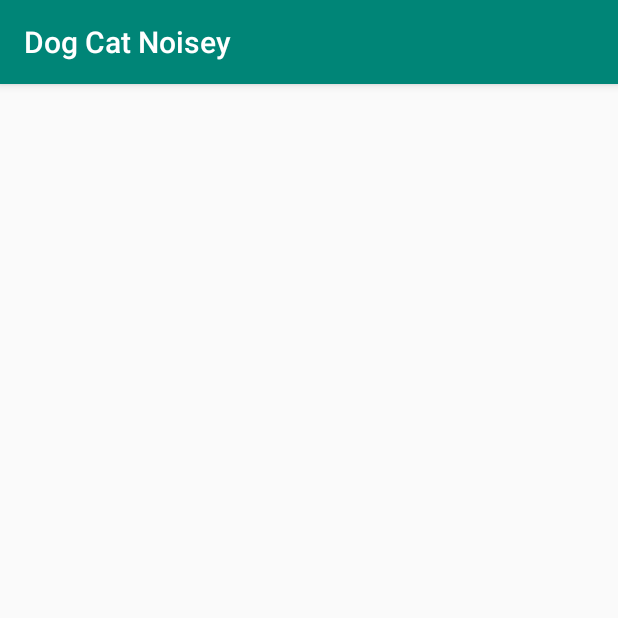
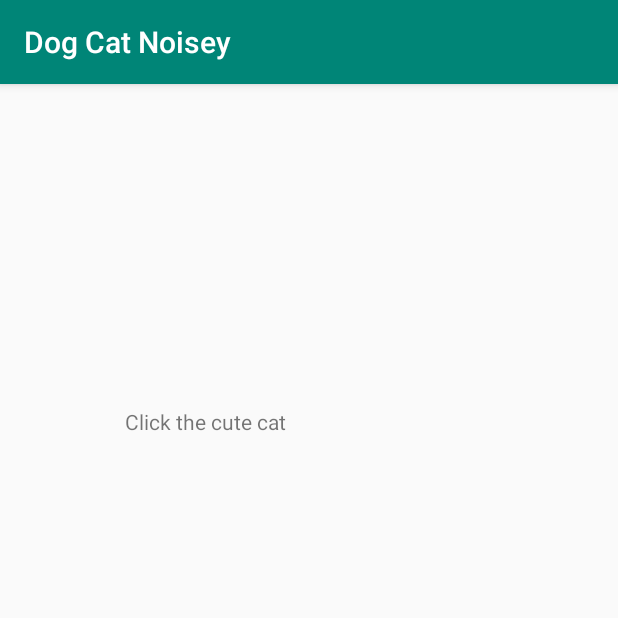
Before and after one commit to NitroMike/DogCatNoise, an Android app: the CatQuietPage screen opened directly, with no data from a screen before it, on a phone screen of 412 x 824 dp, the top half of it. Run offline under Robolectric (Android 15) with nearby library versions, the phone set to English and light mode, and no system bars.

Commit message:
Adds text to the cat quiet page

```diff
--- a/app/src/main/res/layout/activity_cat_quiet_page.xml
+++ b/app/src/main/res/layout/activity_cat_quiet_page.xml
@@ -6,4 +6,17 @@
     android:layout_height="match_parent"
     tools:context=".CatQuietPage">
 
+    <TextView
+        android:layout_width="245dp"
+        android:layout_height="44dp"
+        android:text="@string/cat"
+        android:textAllCaps="false"
+        app:layout_constraintBottom_toBottomOf="parent"
+        app:layout_constraintLeft_toLeftOf="parent"
+        app:layout_constraintRight_toRightOf="parent"
+        app:layout_constraintTop_toTopOf="parent"
+        app:layout_constraintVertical_bias="0.297"
+        tools:fontFamily="sans-serif-medium"
+        tools:textSize="30sp" />
+
 </android.support.constraint.ConstraintLayout>
--- a/app/src/main/res/values/strings.xml
+++ b/app/src/main/res/values/strings.xml
@@ -1,3 +1,4 @@
 <resources>
     <string name="app_name">Dog Cat Noisey</string>
+    <string name="cat">Click the cute cat</string>
 </resources>
```
